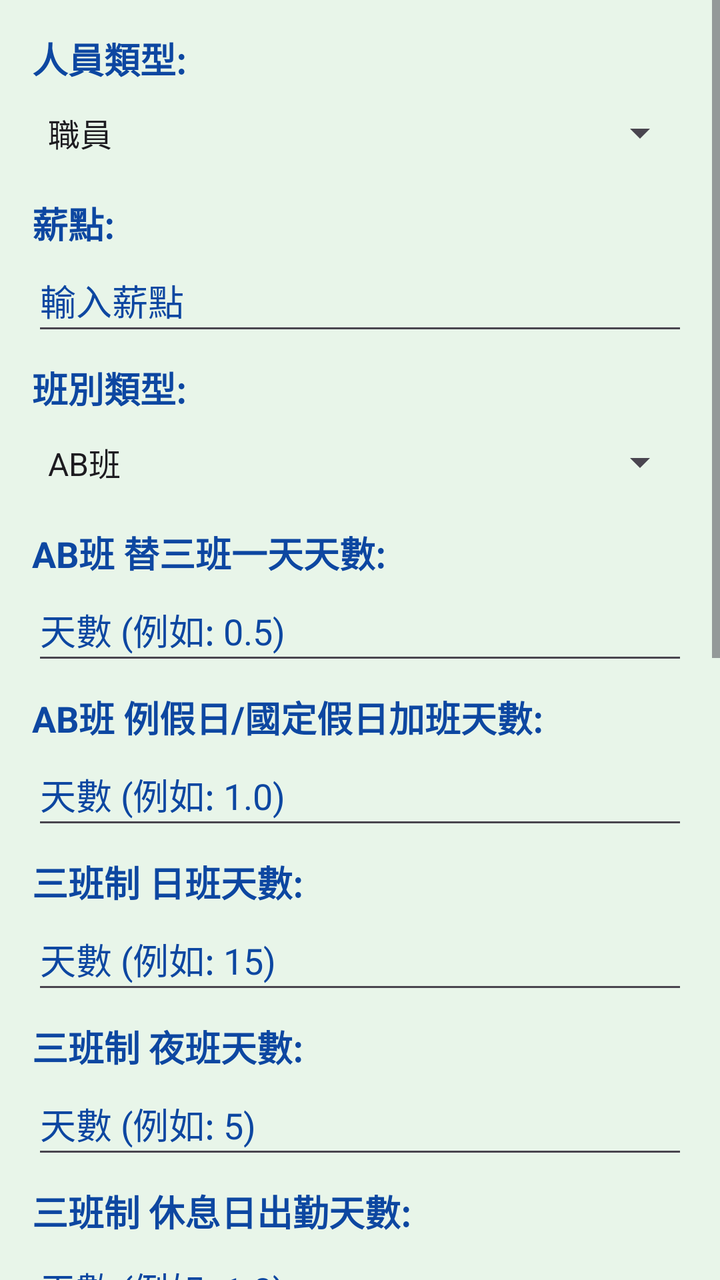
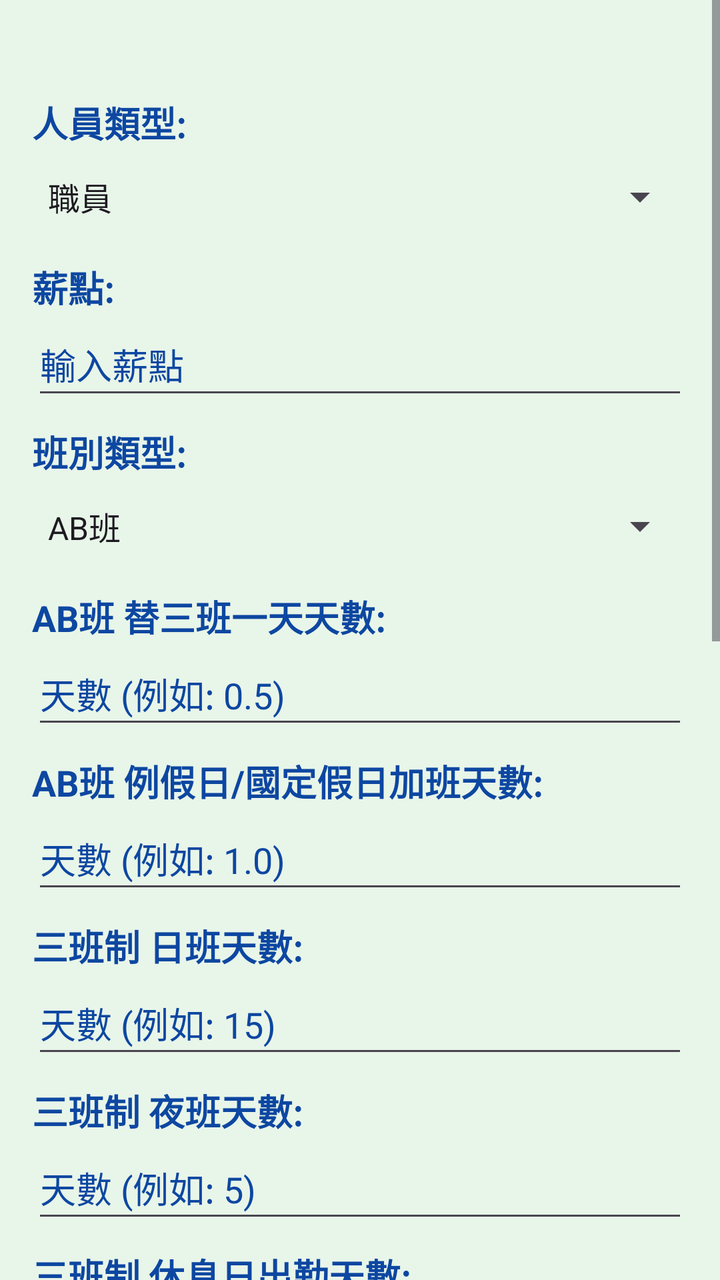

Compare the two renders of this Android layout. The source of the first and the diff that turns it into the second are given below.
<!-- AndroidManifest.xml: application theme Theme.TraRailwaySalaryApp -->
<!-- res/layout/fragment_salary_calculator.xml -->
<?xml version="1.0" encoding="utf-8"?>
<ScrollView xmlns:android="http://schemas.android.com/apk/res/android"
    xmlns:tools="http://schemas.android.com/tools"
    xmlns:app="http://schemas.android.com/apk/res-auto"
    android:layout_width="match_parent"
    android:layout_height="match_parent"
    android:background="@color/app_background_green_darker"
    tools:context=".SalaryCalculatorFragment">

    <LinearLayout
        android:layout_width="match_parent"
        android:layout_height="wrap_content"
        android:orientation="vertical"
        android:paddingTop="16dp"
        android:paddingLeft="16dp"
        android:paddingRight="16dp"
        android:paddingBottom="100dp">

        <TextView
            android:id="@+id/tv_personnel_type_label"
            android:layout_width="wrap_content"
            android:layout_height="wrap_content"
            android:text="人員類型:"
            android:textSize="18sp"
            android:textStyle="bold"
            android:textColor="@color/app_text_blue_lighter" />

        <Spinner
            android:id="@+id/personnelTypeSpinner"
            android:layout_width="match_parent"
            android:layout_height="wrap_content"
            android:entries="@array/personnel_types"
            android:minHeight="48dp" />

        <TextView
            android:id="@+id/tv_officer_position_label"
            android:layout_width="wrap_content"
            android:layout_height="wrap_content"
            android:text="職員職位:"
            android:textSize="18sp"
            android:textStyle="bold"
            android:layout_marginTop="8dp"
            android:visibility="gone"
            android:textColor="@color/app_text_blue_lighter" />

        <Spinner
            android:id="@+id/officerPositionSpinner"
            android:layout_width="match_parent"
            android:layout_height="wrap_content"
            android:entries="@array/officer_positions"
            android:minHeight="48dp"
            android:visibility="gone" />

        <TextView
            android:id="@+id/tv_operating_position_label"
            android:layout_width="wrap_content"
            android:layout_height="wrap_content"
            android:text="營運人員職位:"
            android:textSize="18sp"
            android:textStyle="bold"
            android:layout_marginTop="8dp"
            android:visibility="gone"
            android:textColor="@color/app_text_blue_lighter" />

        <Spinner
            android:id="@+id/operatingPositionSpinner"
            android:layout_width="match_parent"
            android:layout_height="wrap_content"
            android:entries="@array/operating_positions"
            android:minHeight="48dp"
            android:visibility="gone" />

        <TextView
            android:id="@+id/tv_employee_position_label"
            android:layout_width="wrap_content"
            android:layout_height="wrap_content"
            android:text="從業人員職位:"
            android:textSize="18sp"
            android:textStyle="bold"
            android:layout_marginTop="8dp"
            android:visibility="gone"
            android:textColor="@color/app_text_blue_lighter" />

        <Spinner
            android:id="@+id/employeePositionSpinner"
            android:layout_width="match_parent"
            android:layout_height="wrap_content"
            android:entries="@array/employee_positions"
            android:minHeight="48dp"
            android:visibility="gone" />

        <TextView
            android:id="@+id/tv_grade_label"
            android:layout_width="wrap_content"
            android:layout_height="wrap_content"
            android:text="薪點:"
            android:textSize="18sp"
            android:textStyle="bold"
            android:layout_marginTop="8dp"
            android:textColor="@color/app_text_blue_lighter" />

        <EditText
            android:id="@+id/gradeEditText"
            android:layout_width="match_parent"
            android:layout_height="wrap_content"
            android:inputType="number"
            android:hint="輸入薪點"
            android:minHeight="48dp"
            android:textColor="@color/app_text_blue_lighter"
            android:textColorHint="@color/app_text_blue_lighter" />

        <TextView
            android:id="@+id/tv_shift_type_label"
            android:layout_width="wrap_content"
            android:layout_height="wrap_content"
            android:text="班別類型:"
            android:textSize="18sp"
            android:textStyle="bold"
            android:layout_marginTop="8dp"
            android:textColor="@color/app_text_blue_lighter" />

        <Spinner
            android:id="@+id/shiftTypeSpinner"
            android:layout_width="match_parent"
            android:layout_height="wrap_content"
            android:entries="@array/shift_types"
            android:minHeight="48dp" />

        <TextView
            android:id="@+id/tv_replace_three_shift_days_label"
            android:layout_width="wrap_content"
            android:layout_height="wrap_content"
            android:text="AB班 替三班一天天數:"
            android:textSize="18sp"
            android:textStyle="bold"
            android:layout_marginTop="8dp"
            android:textColor="@color/app_text_blue_lighter" />

        <EditText
            android:id="@+id/replaceThreeShiftDaysEditText"
            android:layout_width="match_parent"
            android:layout_height="wrap_content"
            android:inputType="numberDecimal"
            android:hint="天數 (例如: 0.5)"
            android:minHeight="48dp"
            android:textColor="@color/app_text_blue_lighter"
            android:textColorHint="@color/app_text_blue_lighter" />

        <TextView
            android:id="@+id/tv_holiday_overtime_days_label"
            android:layout_width="wrap_content"
            android:layout_height="wrap_content"
            android:text="AB班 例假日/國定假日加班天數:"
            android:textSize="18sp"
            android:textStyle="bold"
            android:layout_marginTop="8dp"
            android:textColor="@color/app_text_blue_lighter" />

        <EditText
            android:id="@+id/holidayOvertimeDaysEditText"
            android:layout_width="match_parent"
            android:layout_height="wrap_content"  android:inputType="numberDecimal"
            android:hint="天數 (例如: 1.0)"
            android:minHeight="48dp"
            android:textColor="@color/app_text_blue_lighter"
            android:textColorHint="@color/app_text_blue_lighter" />
        <TextView
            android:id="@+id/tv_day_shift_days_label"
            android:layout_width="wrap_content"
            android:layout_height="wrap_content"
            android:text="三班制 日班天數:"
            android:textSize="18sp"
            android:textStyle="bold"
            android:layout_marginTop="8dp"
            android:textColor="@color/app_text_blue_lighter" />

        <EditText
            android:id="@+id/dayShiftDaysEditText"
            android:layout_width="match_parent"
            android:layout_height="wrap_content"
            android:inputType="number"
            android:hint="天數 (例如: 15)"
            android:minHeight="48dp"
            android:textColor="@color/app_text_blue_lighter"
            android:textColorHint="@color/app_text_blue_lighter" />

        <TextView
            android:id="@+id/tv_night_shift_days_label"
            android:layout_width="wrap_content"
            android:layout_height="wrap_content"
            android:text="三班制 夜班天數:"
            android:textSize="18sp"
            android:textStyle="bold"
            android:layout_marginTop="8dp"
            android:textColor="@color/app_text_blue_lighter" />

        <EditText
            android:id="@+id/nightShiftDaysEditText"
            android:layout_width="match_parent"
            android:layout_height="wrap_content"
            android:inputType="number"
            android:hint="天數 (例如: 5)"
            android:minHeight="48dp"
            android:textColor="@color/app_text_blue_lighter"
            android:textColorHint="@color/app_text_blue_lighter" />

        <TextView
            android:id="@+id/tv_rest_day_overtime_days_label"
            android:layout_width="wrap_content"
            android:layout_height="wrap_content"
            android:text="三班制 休息日出勤天數:"
            android:textSize="18sp"
            android:textStyle="bold"
            android:layout_marginTop="8dp"
            android:textColor="@color/app_text_blue_lighter" />

        <EditText
            android:id="@+id/restDayOvertimeDaysEditText"
            android:layout_width="match_parent"
            android:layout_height="wrap_content"
            android:inputType="numberDecimal"
            android:hint="天數 (例如: 1.0)"
            android:minHeight="48dp"
            android:textColor="@color/app_text_blue_lighter"
            android:textColorHint="@color/app_text_blue_lighter" />

        <TextView
            android:id="@+id/tv_national_holiday_attendance_days_label"
            android:layout_width="wrap_content"
            android:layout_height="wrap_content"
            android:text="三班制 國定假日出勤天數:"
            android:textSize="18sp"
            android:textStyle="bold"
            android:layout_marginTop="8dp"
            android:textColor="@color/app_text_blue_lighter" />

        <EditText
            android:id="@+id/nationalHolidayAttendanceDaysEditText"
            android:layout_width="match_parent"
            android:layout_height="wrap_content"
            android:inputType="numberDecimal"
            android:hint="天數 (例如: 1.0)"
            android:minHeight="48dp"
            android:textColor="@color/app_text_blue_lighter"
            android:textColorHint="@color/app_text_blue_lighter" />

        <TextView
            android:id="@+id/tv_national_holiday_eve_night_shift_days_label"
            android:layout_width="wrap_content"
            android:layout_height="wrap_content"
            android:text="三班制 國定假日休班前一天接夜班天數:"
            android:textSize="18sp"
            android:textStyle="bold"
            android:layout_marginTop="8dp"
            android:textColor="@color/app_text_blue_lighter" />

        <EditText
            android:id="@+id/nationalHolidayEveNightShiftDaysEditText"
            android:layout_width="match_parent"
            android:layout_height="wrap_content"
            android:inputType="numberDecimal"
            android:hint="天數 (例如: 1.0)"
            android:minHeight="48dp"
            android:textColor="@color/app_text_blue_lighter"
            android:textColorHint="@color/app_text_blue_lighter" />

        <TextView
            android:id="@+id/tv_night_shift_allowance_per_day_label"
            android:layout_width="wrap_content"
            android:layout_height="wrap_content"
            android:text="夜班津貼每日金額:"
            android:textSize="18sp"
            android:textStyle="bold"
            android:layout_marginTop="8dp"
            android:textColor="@color/app_text_blue_lighter" />

        <EditText
            android:id="@+id/nightShiftAllowancePerDayEditText"
            android:layout_width="match_parent"
            android:layout_height="wrap_content"
            android:inputType="numberDecimal"
            android:hint="金額 (例如: 100)"
            android:minHeight="48dp"
            android:textColor="@color/app_text_blue_lighter"
            android:textColorHint="@color/app_text_blue_lighter" />

        <com.google.android.material.button.MaterialButton
            android:id="@+id/calculateButton"
            android:layout_width="match_parent"
            android:layout_height="wrap_content"
            android:layout_marginTop="24dp"
            android:paddingTop="12dp"
            android:paddingBottom="12dp"
            android:text="計算月薪"
            android:textSize="20sp"
            android:textStyle="bold"
            app:cornerRadius="8dp" />

        <TextView
            android:id="@+id/resultTextView"
            android:layout_width="match_parent"
            android:layout_height="wrap_content"
            android:layout_marginTop="24dp"
            android:textSize="18sp"
            android:textStyle="normal"
            android:padding="8dp"
            android:background="@android:color/white"
            android:textColor="@android:color/black"
            android:text="您的月薪計算結果將在這裡顯示。" />

        <View
            android:layout_width="match_parent"
            android:layout_height="80dp" />

    </LinearLayout>
</ScrollView>
<!-- resources referenced by this layout -->
<resources>
  <string-array name="employee_positions">
          <item>服務員</item>
          <item>助理站務員</item>
          <item>維修人員</item>
          <item>清潔人員</item>
          <item>售票員</item>
          <item>其他從業人員</item>
      </string-array>
  <string-array name="officer_positions">
          <item>站長</item>
          <item>主任</item>
          <item>副站長</item>
          <item>副座列車長</item>
          <item>行車人員員級</item>
          <item>行車人員佐級</item>
          <item>站務員</item>
          <item>助理站務員</item>
      </string-array>
  <string-array name="operating_positions">
          <item>營運員</item>
          <item>服務員</item>
          <item>司機員</item>
          <item>列車長</item>
          <item>領班</item>
          <item>站務員</item>
          <item>其他營運人員</item>
      </string-array>
  <string-array name="personnel_types">
          <item>職員</item>
          <item>營運人員</item>
          <item>從業人員</item>
      </string-array>
  <string-array name="shift_types">
          <item>AB班</item>
          <item>三班制</item>
      </string-array>
  <color name="app_background_green_darker">#E8F5E9</color>
  <color name="app_text_blue_lighter">#0D47A1</color>
  <style name="Theme.TraRailwaySalaryApp" parent="Theme.Material3.DayNight.NoActionBar">
          
          <item name="colorPrimary">@color/md_theme_light_primary</item>
          <item name="colorOnPrimary">@color/md_theme_light_onPrimary</item>
          <item name="colorPrimaryContainer">@color/md_theme_light_primaryContainer</item>
          <item name="colorOnPrimaryContainer">@color/md_theme_light_onPrimaryContainer</item>
  
          
          <item name="colorSecondary">@color/md_theme_light_secondary</item>
          <item name="colorOnSecondary">@color/md_theme_light_onSecondary</item>
          <item name="colorSecondaryContainer">@color/md_theme_light_secondaryContainer</item>
          <item name="colorOnSecondaryContainer">@color/md_theme_light_onSecondaryContainer</item>
  
          
          <item name="colorBackground">@color/md_theme_light_background</item>
          <item name="colorOnBackground">@color/md_theme_light_onBackground</item>
          <item name="colorSurface">@color/md_theme_light_surface</item>
          <item name="colorOnSurface">@color/md_theme_light_onSurface</item>
  
          
          <item name="colorError">@color/md_theme_light_error</item>
          <item name="colorOnError">@color/md_theme_light_onError</item>
          <item name="colorErrorContainer">@color/md_theme_light_errorContainer</item>
          <item name="colorOnErrorContainer">@color/md_theme_light_onErrorContainer</item>
  
          
          <item name="android:statusBarColor" tools:targetApi="l">?attr/colorPrimary</item>
          <item name="android:navigationBarColor" tools:targetApi="l">?attr/colorSurface</item>
      </style>
  <color name="md_theme_light_primary">#FFB951</color>
  <color name="md_theme_light_onPrimary">#452B00</color>
  <color name="md_theme_light_primaryContainer">#FFDDB3</color>
  <color name="md_theme_light_onPrimaryContainer">#2D1600</color>
  <color name="md_theme_light_secondary">#DDC2A1</color>
  <color name="md_theme_light_onSecondary">#3E2D16</color>
  <color name="md_theme_light_secondaryContainer">#F9E0BB</color>
  <color name="md_theme_light_onSecondaryContainer">#251A04</color>
  <color name="md_theme_light_background">#FFFBFF</color>
  <color name="md_theme_light_onBackground">#1C1B1F</color>
  <color name="md_theme_light_surface">#FFFBFF</color>
  <color name="md_theme_light_onSurface">#1C1B1F</color>
  <color name="md_theme_light_error">#B3261E</color>
  <color name="md_theme_light_onError">#FFFFFF</color>
  <color name="md_theme_light_errorContainer">#F9DEDC</color>
  <color name="md_theme_light_onErrorContainer">#410E0B</color>
</resources>

<!-- the commit's change to res/layout/fragment_salary_calculator.xml (unified diff, before → after) -->
@@ -11,7 +11,7 @@
         android:layout_width="match_parent"
         android:layout_height="wrap_content"
         android:orientation="vertical"
-        android:paddingTop="16dp"
+        android:paddingTop="48dp"
         android:paddingLeft="16dp"
         android:paddingRight="16dp"
         android:paddingBottom="100dp">
